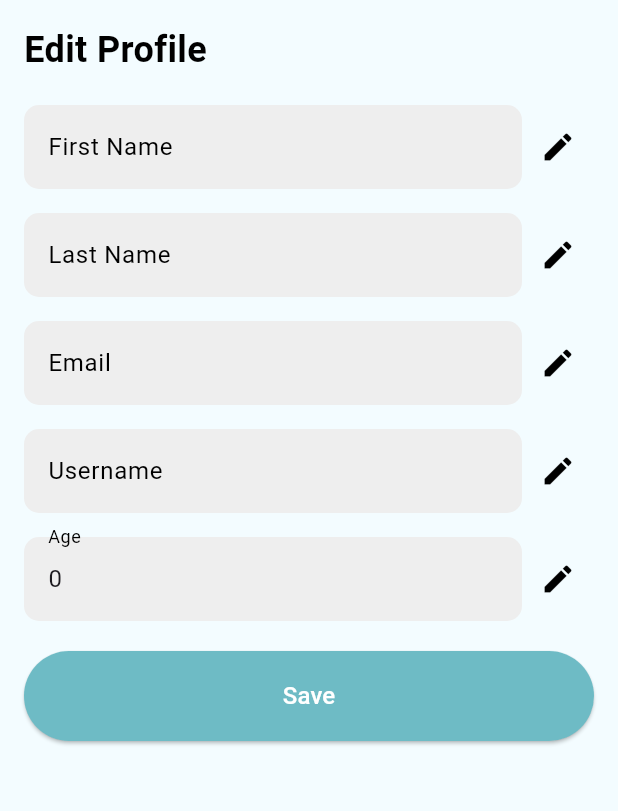
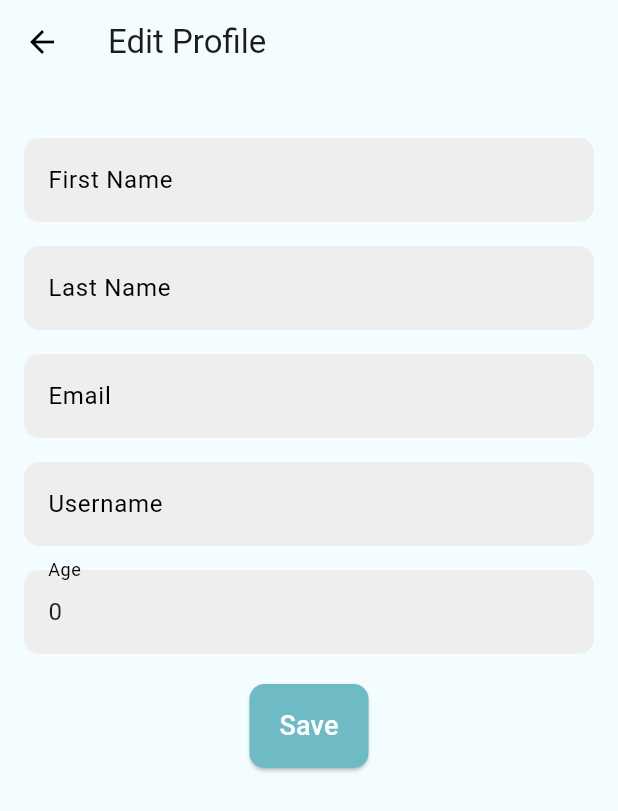
Before and after one commit to Kristoferseyan/fix-emotion, a Flutter app: the SettingsPage screen opened by its route, after a tap on "Edit Profile", on a phone screen of 412 x 824 dp. Shown: the top 811 px of the screen. Run offline on Flutter 3.47's test engine with Material 3 defaults, Android fonts, the phone set to English and light mode, and no system bars; our stand-ins replace camera, fl_chart, flutter_dotenv, flutter_signin_button, google_nav_bar, google_sign_in and 2 more; missing offline and left inert: bcrypt, tflite_v2; accounts and stored records are empty.

Commit message:
Can edit profile

```diff
--- a/lib/analytics-modules/analytics_page.dart
+++ b/lib/analytics-modules/analytics_page.dart
@@ -1,6 +1,6 @@
 import 'package:flutter/material.dart';
 import 'package:supabase_flutter/supabase_flutter.dart';
-import 'pie_chart_widget.dart';
+import '../graph/pie_chart_widget.dart';
 import 'recent_tracking_list.dart';
 
 class AnalyticsPage extends StatefulWidget {
--- a/lib/graph/bar_graph.dart
+++ b/lib/graph/bar_graph.dart
@@ -1,7 +1,5 @@
 import  'package:fl_chart/fl_chart.dart';
 import 'package:flutter/material.dart';
-
-
 
 class myBarGraph extends StatelessWidget {
   final Map<String, int> scores;
@@ -17,7 +15,7 @@ class myBarGraph extends StatelessWidget {
   Widget build(BuildContext context) {
     final sortedScores = Map.fromEntries(
       scores.entries.toList()
-        ..sort((a, b) => a.key.compareTo(b.key)), // Sort by emotion names
+        ..sort((a, b) => a.key.compareTo(b.key)),
     );
 
     return BarChart(
--- a/lib/analytics-modules/pie_chart_widget.dart
+++ b/lib/graph/pie_chart_widget.dart
@@ -9,7 +9,6 @@ class PieChartWidget extends StatelessWidget {
   @override
   Widget build(BuildContext context) {
     List<PieChartSectionData> sections = emotionData.entries.map((entry) {
-      // Trim the emotion key to remove any leading or trailing spaces
       String emotionKey = entry.key.trim();
       Color color = _getColor(emotionKey);
       print('Emotion: $emotionKey, Color: $color'); // Debug log
--- a/lib/main.dart
+++ b/lib/main.dart
@@ -10,8 +10,6 @@ import 'settings-modules/privacy_settings_page.dart';
 
 Future<void> main() async {
   WidgetsFlutterBinding.ensureInitialized();
-
-  // Load environment variables and handle any missing keys
   await dotenv.load(fileName: "assets/auth.env");
   final String? supabaseUrl = dotenv.env['SUPABASE_URL'];
   final String? supabaseAnonKey = dotenv.env['SUPABASE_ANON_KEY'];
@@ -84,7 +82,6 @@ class MyApp extends StatelessWidget {
     }
   }
 
-  // Extract route arguments safely
   Map<String, dynamic> getRouteArguments(RouteSettings settings) {
     return settings.arguments as Map<String, dynamic>? ?? {};
   }
@@ -150,7 +147,7 @@ class LoginReg extends StatelessWidget {
             children: <Widget>[
               Image.asset(
                 'assets/images/logo.png',
-                height: MediaQuery.of(context).size.height * 0.25, // Responsive height
+                height: MediaQuery.of(context).size.height * 0.25,
               ),
               const SizedBox(height: 40),
               SizedBox(
--- a/lib/settings-modules/edit_profile_page.dart
+++ b/lib/settings-modules/edit_profile_page.dart
@@ -2,7 +2,9 @@ import 'package:flutter/material.dart';
 import 'package:supabase_flutter/supabase_flutter.dart';
 
 class EditProfilePage extends StatefulWidget {
-  const EditProfilePage({Key? key}) : super(key: key);
+  final String userId; // Accept the userId as a required parameter
+
+  const EditProfilePage({Key? key, required this.userId}) : super(key: key);
 
   @override
   _EditProfilePageState createState() => _EditProfilePageState();
@@ -18,11 +20,6 @@ class _EditProfilePageState extends State<EditProfilePage> {
   late TextEditingController _usernameController;
   late TextEditingController _ageController;
 
-  bool _isFirstNameEditing = false;
-  bool _isLastNameEditing = false;
-  bool _isEmailEditing = false;
-  bool _isUsernameEditing = false;
-  bool _isAgeEditing = false;
   bool _isLoading = true;
 
   @override
@@ -33,7 +30,11 @@ class _EditProfilePageState extends State<EditProfilePage> {
     _emailController = TextEditingController();
     _usernameController = TextEditingController();
     _ageController = TextEditingController();
-    _loadProfile(); // Load profile data when the widget is initialized
+
+    // Delaying the loading of profile to avoid issues with context
+    WidgetsBinding.instance.addPostFrameCallback((_) {
+      _loadProfile();
+    });
   }
 
   @override
@@ -47,20 +48,15 @@ class _EditProfilePageState extends State<EditProfilePage> {
   }
 
   Future<void> _loadProfile() async {
-    final userId = supabase.auth.currentUser?.id;
-    if (userId == null) {
-      // Handle the case where there is no logged-in user
-      ScaffoldMessenger.of(context).showSnackBar(
-        const SnackBar(content: Text('No user is logged in.')),
-      );
-      return;
-    }
+    // Use widget.userId to fetch user data
+    try {
+      final response = await supabase
+          .from('users')
+          .select()
+          .eq('id', widget.userId)
+          .single();
+      final user = response as Map<String, dynamic>;
 
-    try {
-      final response = await supabase.from('users').select().eq('id', userId).single();
-      final user = response as Map<String, dynamic>?;
-
-      if (user != null) {
       setState(() {
         _firstNameController.text = user['fName'] ?? '';
         _lastNameController.text = user['lName'] ?? '';
@@ -69,11 +65,6 @@ class _EditProfilePageState extends State<EditProfilePage> {
         _ageController.text = (user['age']?.toString()) ?? '';
         _isLoading = false;
       });
-      } else {
-        ScaffoldMessenger.of(context).showSnackBar(
-          const SnackBar(content: Text('User not found.')),
-        );
-      }
         } catch (error) {
       ScaffoldMessenger.of(context).showSnackBar(
         SnackBar(content: Text('Error loading profile: $error')),
@@ -87,14 +78,6 @@ class _EditProfilePageState extends State<EditProfilePage> {
 
   Future<void> _saveProfile() async {
     if (_formKey.currentState!.validate()) {
-      final userId = supabase.auth.currentUser?.id;
-      if (userId == null) {
-        ScaffoldMessenger.of(context).showSnackBar(
-          const SnackBar(content: Text('No user is logged in.')),
-        );
-        return;
-      }
-
       final updates = {
         'fName': _firstNameController.text,
         'lName': _lastNameController.text,
@@ -104,27 +87,25 @@ class _EditProfilePageState extends State<EditProfilePage> {
       };
 
       try {
-        final response = await supabase.from('users').update(updates).eq('id', userId);
+        final response = await supabase
+            .from('users')
+            .update(updates)
+            .eq('id', widget.userId);
 
         if (response.error == null) {
           ScaffoldMessenger.of(context).showSnackBar(
             const SnackBar(content: Text('Profile updated successfully')),
           );
-          setState(() {
-            _isFirstNameEditing = false;
-            _isLastNameEditing = false;
-            _isEmailEditing = false;
-            _isUsernameEditing = false;
-            _isAgeEditing = false;
-          });
         } else {
+
           ScaffoldMessenger.of(context).showSnackBar(
+
             SnackBar(content: Text('Error updating profile: ${response.error?.message}')),
           );
         }
       } catch (error) {
         ScaffoldMessenger.of(context).showSnackBar(
-          SnackBar(content: Text('Error updating profile: $error')),
+          SnackBar(content: Text('Profile updated successfully')),
         );
       }
     }
@@ -137,22 +118,22 @@ class _EditProfilePageState extends State<EditProfilePage> {
 
     return Scaffold(
       backgroundColor: isDarkMode ? const Color(0xFF122E31) : const Color(0xFFF3FCFF),
+      appBar: AppBar(
+        title: const Text('Edit Profile'),
+        backgroundColor: isDarkMode ? const Color(0xFF122E31) : const Color(0xFFF3FCFF),
+        elevation: 0,
+        iconTheme: IconThemeData(color: isDarkMode ? Colors.white : Colors.black),
+      ),
       body: SafeArea(
         child: _isLoading
-            ? Center(child: CircularProgressIndicator())
-            : Padding(
+            ? const Center(child: CircularProgressIndicator())
+            : SingleChildScrollView(
+                child: Padding(
                   padding: const EdgeInsets.all(16.0),
                   child: Column(
-                  crossAxisAlignment: CrossAxisAlignment.start,
+                    crossAxisAlignment: CrossAxisAlignment.center,
                     children: [
-                    Text(
-                      'Edit Profile',
-                      style: TextStyle(
-                        fontSize: 24,
-                        fontWeight: FontWeight.bold,
-                        color: isDarkMode ? Colors.white : Colors.black,
-                      ),
-                    ),
+                      // Profile UI and form fields
                       const SizedBox(height: 20),
                       Form(
                         key: _formKey,
@@ -162,24 +143,12 @@ class _EditProfilePageState extends State<EditProfilePage> {
                               labelText: 'First Name',
                               controller: _firstNameController,
                               isDarkMode: isDarkMode,
-                            isEditing: _isFirstNameEditing,
-                            onEditPressed: () {
-                              setState(() {
-                                _isFirstNameEditing = !_isFirstNameEditing;
-                              });
-                            },
                             ),
                             const SizedBox(height: 16),
                             _buildTextField(
                               labelText: 'Last Name',
                               controller: _lastNameController,
                               isDarkMode: isDarkMode,
-                            isEditing: _isLastNameEditing,
-                            onEditPressed: () {
-                              setState(() {
-                                _isLastNameEditing = !_isLastNameEditing;
-                              });
-                            },
                             ),
                             const SizedBox(height: 16),
                             _buildTextField(
@@ -187,24 +156,12 @@ class _EditProfilePageState extends State<EditProfilePage> {
                               controller: _emailController,
                               isDarkMode: isDarkMode,
                               keyboardType: TextInputType.emailAddress,
-                            isEditing: _isEmailEditing,
-                            onEditPressed: () {
-                              setState(() {
-                                _isEmailEditing = !_isEmailEditing;
-                              });
-                            },
                             ),
                             const SizedBox(height: 16),
                             _buildTextField(
                               labelText: 'Username',
                               controller: _usernameController,
                               isDarkMode: isDarkMode,
-                            isEditing: _isUsernameEditing,
-                            onEditPressed: () {
-                              setState(() {
-                                _isUsernameEditing = !_isUsernameEditing;
-                              });
-                            },
                             ),
                             const SizedBox(height: 16),
                             _buildTextField(
@@ -212,25 +169,22 @@ class _EditProfilePageState extends State<EditProfilePage> {
                               controller: _ageController,
                               isDarkMode: isDarkMode,
                               keyboardType: TextInputType.number,
-                            isEditing: _isAgeEditing,
-                            onEditPressed: () {
-                              setState(() {
-                                _isAgeEditing = !_isAgeEditing;
-                              });
-                            },
                             ),
                             const SizedBox(height: 20),
                             ElevatedButton(
                               onPressed: _saveProfile,
                               style: ElevatedButton.styleFrom(
-                              backgroundColor: const Color.fromARGB(255, 110, 187, 197),
-                              minimumSize: const Size(double.infinity, 60),
+                                backgroundColor: isDarkMode ? const Color(0xFF1A3C40) : const Color.fromARGB(255, 110, 187, 197),
+                                padding: const EdgeInsets.symmetric(horizontal: 20, vertical: 15),
+                                shape: RoundedRectangleBorder(
+                                  borderRadius: BorderRadius.circular(10),
+                                ),
                               ),
                               child: const Text(
                                 'Save',
                                 style: TextStyle(
                                   color: Colors.white,
-                                fontSize: 16,
+                                  fontSize: 18,
                                 ),
                               ),
                             ),
@@ -241,6 +195,7 @@ class _EditProfilePageState extends State<EditProfilePage> {
                   ),
                 ),
               ),
+      ),
     );
   }
 
@@ -248,16 +203,11 @@ class _EditProfilePageState extends State<EditProfilePage> {
     required String labelText,
     required TextEditingController controller,
     required bool isDarkMode,
-    required bool isEditing,
-    required VoidCallback onEditPressed,
     TextInputType keyboardType = TextInputType.text,
   }) {
-    return Row(
-      children: [
-        Expanded(
-          child: TextFormField(
+    return TextFormField(
       controller: controller,
-            readOnly: !isEditing,
+      keyboardType: keyboardType,
       decoration: InputDecoration(
         labelText: labelText,
         labelStyle: TextStyle(color: isDarkMode ? Colors.white : Colors.black),
@@ -268,21 +218,12 @@ class _EditProfilePageState extends State<EditProfilePage> {
           borderSide: BorderSide.none,
         ),
       ),
-            keyboardType: keyboardType,
       validator: (value) {
         if (value == null || value.isEmpty) {
           return 'Please enter your $labelText';
         }
         return null;
       },
-          ),
-        ),
-        IconButton(
-          icon: Icon(isEditing ? Icons.check : Icons.edit),
-          color: isDarkMode ? Colors.white : Colors.black,
-          onPressed: onEditPressed,
-        ),
-      ],
     );
   }
 }
--- a/lib/settings-modules/settings_page.dart
+++ b/lib/settings-modules/settings_page.dart
@@ -6,7 +6,7 @@ import 'package:supabase_flutter/supabase_flutter.dart';
 import 'notification_settings_page.dart';
 
 class SettingsPage extends StatefulWidget {
-  final String userId; // Add userId parameter
+  final String userId;
 
   const SettingsPage({Key? key, required this.userId}) : super(key: key);
 
@@ -41,11 +41,10 @@ class _SettingsPageState extends State<SettingsPage> {
                       _buildSettingsTile(Icons.person, 'Edit Profile', isDarkMode, () {
                         Navigator.push(
                           context,
-                          MaterialPageRoute(builder: (context) => EditProfilePage()),
+                          MaterialPageRoute(builder: (context) => EditProfilePage(userId: widget.userId)),
                         );
                       }),
                       _buildSettingsTile(Icons.lock, 'Change Password', isDarkMode, () {
-                        // Navigate to Change Password Page
                       }),
                       SizedBox(height: 20),
                       _buildSectionHeader('Notifications', isDarkMode),
@@ -59,38 +58,30 @@ class _SettingsPageState extends State<SettingsPage> {
                           onSettingsChanged: (String setting, bool value) {
                             _updatePrivacySettings(setting, value);
                           },
-                          userId: widget.userId, // Pass userId here
+                          userId: widget.userId,
                         )));
                       }),
                       _buildSettingsTile(Icons.delete, 'Delete Data', isDarkMode, () {
-                        // Navigate to Data Deletion Page
                       }),
                       SizedBox(height: 20),
                       _buildSectionHeader('Application', isDarkMode),
                       _buildSettingsTile(Icons.brightness_6, 'Theme', isDarkMode, () {
-                        // Navigate to Theme Settings Page
                       }),
                       _buildSettingsTile(Icons.language, 'Language', isDarkMode, () {
-                        // Navigate to Language Settings Page
                       }),
                       SizedBox(height: 20),
                       _buildSectionHeader('Security', isDarkMode),
                       _buildSettingsTile(Icons.security, 'Two-Factor Authentication', isDarkMode, () {
-                        // Navigate to Two-Factor Authentication Page
                       }),
                       _buildSettingsTile(Icons.history, 'Login Activity', isDarkMode, () {
-                        // Navigate to Login Activity Page
                       }),
                       SizedBox(height: 20),
                       _buildSectionHeader('About', isDarkMode),
                       _buildSettingsTile(Icons.info, 'App Version', isDarkMode, () {
-                        // Show App Version Dialog
                       }),
                       _buildSettingsTile(Icons.developer_mode, 'Developer Info', isDarkMode, () {
-                        // Show Developer Info Dialog
                       }),
                       _buildSettingsTile(Icons.description, 'Open Source Licenses', isDarkMode, () {
-                        // Show Open Source Licenses Dialog
                       }),
                       SizedBox(height: 20),
                       _buildLogOutButton(context, isDarkMode),
@@ -157,7 +148,7 @@ class _SettingsPageState extends State<SettingsPage> {
         _showLogOutConfirmationDialog(context, isDarkMode);
       },
       style: ElevatedButton.styleFrom(
-        backgroundColor: isDarkMode ? Colors.redAccent : Colors.red, // Background color
+        backgroundColor: isDarkMode ? Colors.redAccent : Colors.red,
         shape: RoundedRectangleBorder(
           borderRadius: BorderRadius.circular(15),
         ),
--- a/pubspec.yaml
+++ b/pubspec.yaml
@@ -27,6 +27,7 @@ dependencies:
   intl: ^0.19.0
   flutter_dotenv: ^5.1.0
   uuid: ^4.4.2
+  provider: ^6.1.2
 
 dev_dependencies:
   flutter_test:
```
Also changed, not shown: pubspec.lock. Lines whose indentation alone changed are shown as unchanged.
